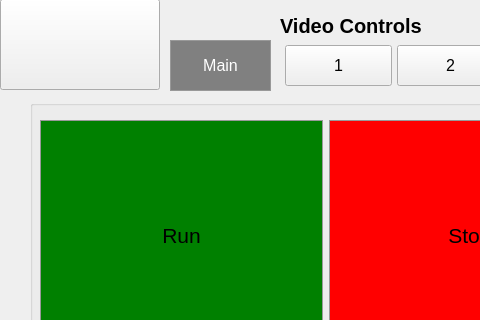
efecanicoz/ccd_cam_qt_gui, file mainwindow.ui: the form before one commit; both pictures show x 0 to 480 and y 0 to 320 of the 800 by 600 pixel window.
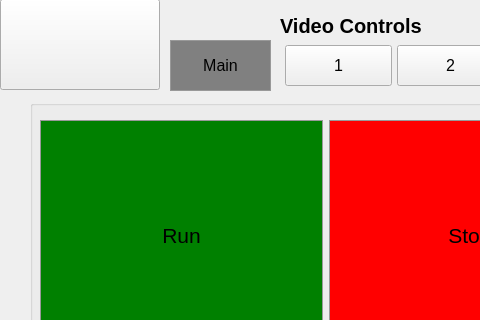
The form after the commit. Icons and pictures are not drawn.

```diff
--- a/mainwindow.ui
+++ b/mainwindow.ui
@@ -472,232 +472,6 @@
       <height>51</height>
      </rect>
     </property>
-    <property name="palette">
-     <palette>
-      <active>
-       <colorrole role="WindowText">
-        <brush brushstyle="SolidPattern">
-         <color alpha="255">
-          <red>255</red>
-          <green>255</green>
-          <blue>255</blue>
-         </color>
-        </brush>
-       </colorrole>
-       <colorrole role="Button">
-        <brush brushstyle="SolidPattern">
-         <color alpha="255">
-          <red>128</red>
-          <green>128</green>
-          <blue>128</blue>
-         </color>
-        </brush>
-       </colorrole>
-       <colorrole role="Text">
-        <brush brushstyle="SolidPattern">
-         <color alpha="255">
-          <red>255</red>
-          <green>255</green>
-          <blue>255</blue>
-         </color>
-        </brush>
-       </colorrole>
-       <colorrole role="ButtonText">
-        <brush brushstyle="SolidPattern">
-         <color alpha="255">
-          <red>255</red>
-          <green>255</green>
-          <blue>255</blue>
-         </color>
-        </brush>
-       </colorrole>
-       <colorrole role="Base">
-        <brush brushstyle="SolidPattern">
-         <color alpha="255">
-          <red>128</red>
-          <green>128</green>
-          <blue>128</blue>
-         </color>
-        </brush>
-       </colorrole>
-       <colorrole role="Window">
-        <brush brushstyle="SolidPattern">
-         <color alpha="255">
-          <red>128</red>
-          <green>128</green>
-          <blue>128</blue>
-         </color>
-        </brush>
-       </colorrole>
-       <colorrole role="ToolTipText">
-        <brush brushstyle="SolidPattern">
-         <color alpha="255">
-          <red>255</red>
-          <green>255</green>
-          <blue>255</blue>
-         </color>
-        </brush>
-       </colorrole>
-       <colorrole role="PlaceholderText">
-        <brush brushstyle="SolidPattern">
-         <color alpha="128">
-          <red>255</red>
-          <green>255</green>
-          <blue>255</blue>
-         </color>
-        </brush>
-       </colorrole>
-      </active>
-      <inactive>
-       <colorrole role="WindowText">
-        <brush brushstyle="SolidPattern">
-         <color alpha="255">
-          <red>255</red>
-          <green>255</green>
-          <blue>255</blue>
-         </color>
-        </brush>
-       </colorrole>
-       <colorrole role="Button">
-        <brush brushstyle="SolidPattern">
-         <color alpha="255">
-          <red>128</red>
-          <green>128</green>
-          <blue>128</blue>
-         </color>
-        </brush>
-       </colorrole>
-       <colorrole role="Text">
-        <brush brushstyle="SolidPattern">
-         <color alpha="255">
-          <red>255</red>
-          <green>255</green>
-          <blue>255</blue>
-         </color>
-        </brush>
-       </colorrole>
-       <colorrole role="ButtonText">
-        <brush brushstyle="SolidPattern">
-         <color alpha="255">
-          <red>255</red>
-          <green>255</green>
-          <blue>255</blue>
-         </color>
-        </brush>
-       </colorrole>
-       <colorrole role="Base">
-        <brush brushstyle="SolidPattern">
-         <color alpha="255">
-          <red>128</red>
-          <green>128</green>
-          <blue>128</blue>
-         </color>
-        </brush>
-       </colorrole>
-       <colorrole role="Window">
-        <brush brushstyle="SolidPattern">
-         <color alpha="255">
-          <red>128</red>
-          <green>128</green>
-          <blue>128</blue>
-         </color>
-        </brush>
-       </colorrole>
-       <colorrole role="ToolTipText">
-        <brush brushstyle="SolidPattern">
-         <color alpha="255">
-          <red>255</red>
-          <green>255</green>
-          <blue>255</blue>
-         </color>
-        </brush>
-       </colorrole>
-       <colorrole role="PlaceholderText">
-        <brush brushstyle="SolidPattern">
-         <color alpha="128">
-          <red>255</red>
-          <green>255</green>
-          <blue>255</blue>
-         </color>
-        </brush>
-       </colorrole>
-      </inactive>
-      <disabled>
-       <colorrole role="WindowText">
-        <brush brushstyle="SolidPattern">
-         <color alpha="255">
-          <red>120</red>
-          <green>120</green>
-          <blue>120</blue>
-         </color>
-        </brush>
-       </colorrole>
-       <colorrole role="Button">
-        <brush brushstyle="SolidPattern">
-         <color alpha="255">
-          <red>128</red>
-          <green>128</green>
-          <blue>128</blue>
-         </color>
-        </brush>
-       </colorrole>
-       <colorrole role="Text">
-        <brush brushstyle="SolidPattern">
-         <color alpha="255">
-          <red>120</red>
-          <green>120</green>
-          <blue>120</blue>
-         </color>
-        </brush>
-       </colorrole>
-       <colorrole role="ButtonText">
-        <brush brushstyle="SolidPattern">
-         <color alpha="255">
-          <red>120</red>
-          <green>120</green>
-          <blue>120</blue>
-         </color>
-        </brush>
-       </colorrole>
-       <colorrole role="Base">
-        <brush brushstyle="SolidPattern">
-         <color alpha="255">
-          <red>128</red>
-          <green>128</green>
-          <blue>128</blue>
-         </color>
-        </brush>
-       </colorrole>
-       <colorrole role="Window">
-        <brush brushstyle="SolidPattern">
-         <color alpha="255">
-          <red>128</red>
-          <green>128</green>
-          <blue>128</blue>
-         </color>
-        </brush>
-       </colorrole>
-       <colorrole role="ToolTipText">
-        <brush brushstyle="SolidPattern">
-         <color alpha="255">
-          <red>255</red>
-          <green>255</green>
-          <blue>255</blue>
-         </color>
-        </brush>
-       </colorrole>
-       <colorrole role="PlaceholderText">
-        <brush brushstyle="SolidPattern">
-         <color alpha="128">
-          <red>0</red>
-          <green>0</green>
-          <blue>0</blue>
-         </color>
-        </brush>
-       </colorrole>
-      </disabled>
-     </palette>
-    </property>
     <property name="font">
      <font>
       <pointsize>12</pointsize>
```
